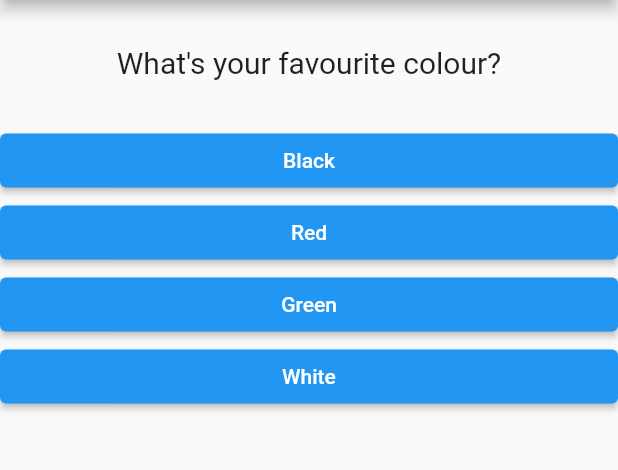
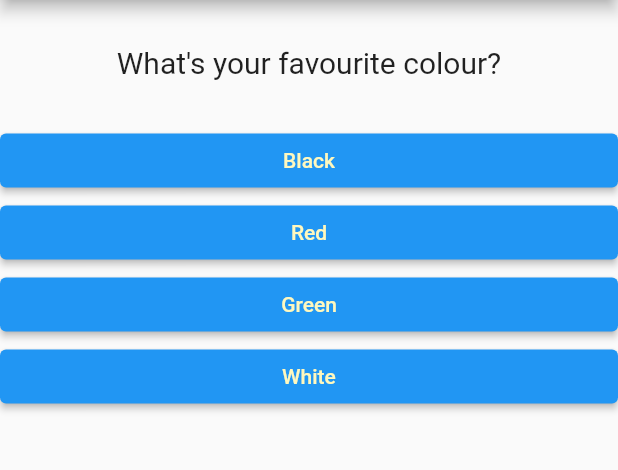
Before and after one commit to piergiovannisedia/FlutterApp-Questions_Answers, a Flutter app: the screen it shows after launch, on a phone screen of 412 x 824 dp, the part 84-554 px from its top. Run offline on Flutter 3.47's test engine with Material 2 defaults, Android fonts, the phone set to English and light mode, and no system bars.

Commit message:
added button text color

```diff
--- a/lib/answer.dart
+++ b/lib/answer.dart
@@ -13,6 +13,7 @@ class Answer extends StatelessWidget {
       child: ElevatedButton(
         style: ButtonStyle(
           backgroundColor: MaterialStateProperty.all(Colors.blue),
+          foregroundColor: MaterialStateProperty.all(Color.fromARGB(255, 255, 248, 190)),
         ),
         child: Text(answerText),
         onPressed: selectHandler,
```
